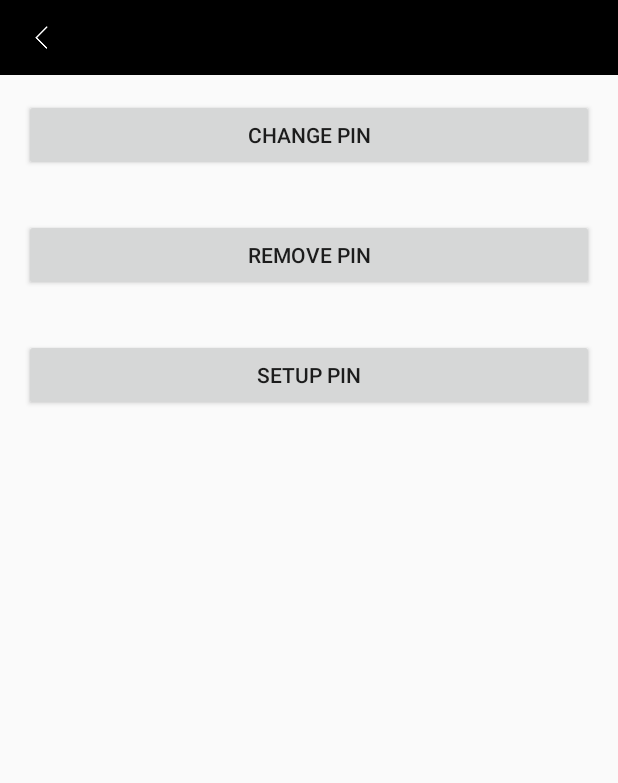
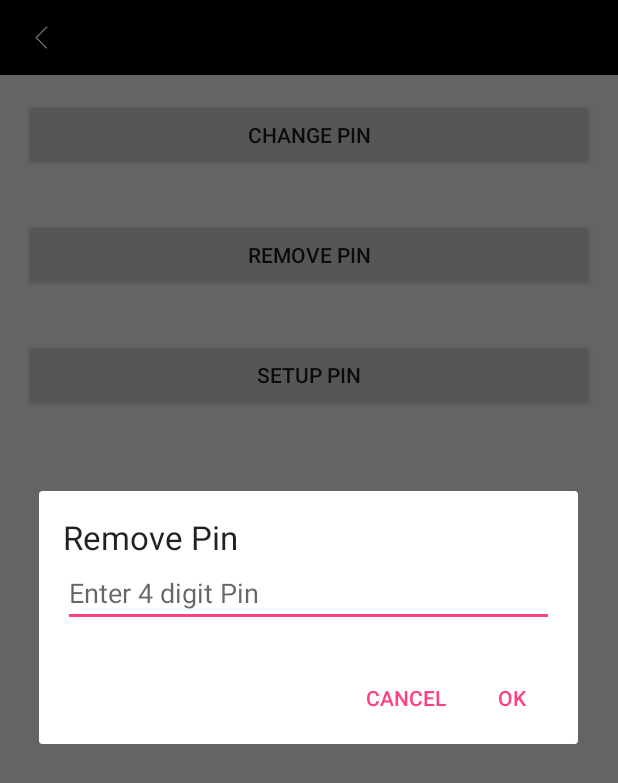
Before and after one commit to sammobi/MeetingTracker, an Android app: the PinSettings screen opened directly, with no data from a screen before it, after a tap on "REMOVE PIN", on a phone screen of 412 x 824 dp. Shown: the top 783 px of the screen. Run offline under Robolectric (Android 15) with nearby library versions, the phone set to English and light mode, and no system bars.

Commit message:
completed linking and account management

```diff
--- a/app/src/main/java/com/simpalm/meetingtracker/PinSettings.java
+++ b/app/src/main/java/com/simpalm/meetingtracker/PinSettings.java
@@ -1,15 +1,26 @@
 package com.simpalm.meetingtracker;
 
+import android.content.DialogInterface;
 import android.content.Intent;
+import android.content.SharedPreferences;
+import android.media.Image;
+import android.preference.PreferenceManager;
+import android.support.v7.app.AlertDialog;
 import android.support.v7.app.AppCompatActivity;
 import android.os.Bundle;
 import android.support.v7.widget.Toolbar;
+import android.view.LayoutInflater;
 import android.view.View;
 import android.widget.Button;
+import android.widget.EditText;
+import android.widget.ImageButton;
+import android.widget.Toast;
 
 public class PinSettings extends AppCompatActivity implements View.OnClickListener {
     private Button mChangePinBtn, mRemovePinBtn, mSetupPinBtn;
     private Toolbar mToolbar;
+    private String removePin;
+    private EditText userInput;
 
     @Override
     protected void onCreate(Bundle savedInstanceState) {
@@ -35,11 +46,78 @@ public class PinSettings extends AppCompatActivity implements View.OnClickListen
             Intent intent = new Intent(PinSettings.this, ChangePin.class);
             startActivity(intent);
         } else if (v.getId() == R.id.button_remove_pin) {
-        } else if (v.getId() == R.id.button_setup_pin) {
+
+            // get prompts.xml view
+            LayoutInflater li = LayoutInflater.from(PinSettings.this);
+            View promptsView = li.inflate(R.layout.remove_pin_dialog, null);
+
+            AlertDialog.Builder alertDialogBuilder = new AlertDialog.Builder(
+                    PinSettings.this);
+
+            // set prompts.xml to alertdialog builder
+            alertDialogBuilder.setView(promptsView);
+
+              userInput = (EditText) promptsView
+                    .findViewById(R.id.editTextRemoveInput);
+
+
+
+            // set dialog message
+            alertDialogBuilder
+                    .setCancelable(false)
+                    .setPositiveButton("OK",
+                            new DialogInterface.OnClickListener() {
+                                public void onClick(DialogInterface dialog, int id) {
+
+                                    if (validateFields() == true) {
+                                        Toast.makeText(PinSettings.this, "Your pin has been removed", Toast.LENGTH_SHORT).show();
+
+                                    }
+
+                                }
+                            })
+                    .setNegativeButton("Cancel",
+                            new DialogInterface.OnClickListener() {
+                                public void onClick(DialogInterface dialog, int id) {
+                                    dialog.cancel();
+                                }
+                            });
+
+            // create alert dialog
+            AlertDialog alertDialog = alertDialogBuilder.create();
+
+            // show it
+            alertDialog.show();
+
+        } else if (v.getId() == R.id.button_setup_pin)
+
+        {
             Intent intent = new Intent(PinSettings.this, SetupPin.class);
             startActivity(intent);
         }
+    }
+
+    public boolean validateFields() {
+        removePin = userInput.getText().toString();
+        SharedPreferences prefs = PreferenceManager.getDefaultSharedPreferences(PinSettings.this);
+        final String pin = prefs.getString("key", "");
+
+        if (pin.equals("")) {
+
+            Toast.makeText(PinSettings.this, "You do not have a pin setup", Toast.LENGTH_SHORT).show();
+            return false;
+        } else if (!removePin.equals(pin)) {
+            Toast.makeText(PinSettings.this, "Your pin is incorrect.", Toast.LENGTH_SHORT).show();
+
+            return false;
+        } else if (removePin.equals(pin)) {
+            SharedPreferences prefs1 = PreferenceManager.getDefaultSharedPreferences(PinSettings.this);
+            prefs.edit().remove("key").commit();
+            return true;
 
 
+        }
+        return true;
     }
+
 }
--- /dev/null
+++ b/app/src/main/res/layout/remove_pin_dialog.xml
@@ -0,0 +1,30 @@
+<?xml version="1.0" encoding="utf-8"?>
+<LinearLayout xmlns:android="http://schemas.android.com/apk/res/android"
+    android:id="@+id/layout_root"
+    android:layout_width="wrap_content"
+    android:layout_height="wrap_content"
+    android:layout_gravity="center"
+    android:orientation="vertical"
+    android:padding="@dimen/activity_vertical_margin">
+
+    <TextView
+        android:id="@+id/removePinTitle"
+        android:layout_width="wrap_content"
+        android:layout_height="wrap_content"
+        android:text="Remove Pin "
+        android:textAppearance="?android:attr/textAppearanceLarge" />
+
+    <EditText
+        android:id="@+id/editTextRemoveInput"
+        android:layout_width="match_parent"
+        android:layout_height="wrap_content"
+        android:hint="@string/enterpin"
+        android:inputType="numberPassword"
+        android:maxLength="4">
+
+        <requestFocus />
+
+    </EditText>
+
+
+</LinearLayout>
```
Also changed, not shown: app/src/main/AndroidManifest.xml (+8 -5 lines), app/src/main/java/com/simpalm/meetingtracker/ChangePin.java (+11 -3 lines), app/src/main/java/com/simpalm/meetingtracker/LoginPin.java (+30 -0 lines), app/src/main/java/com/simpalm/meetingtracker/PinActivity.java (+12 -6 lines), app/src/main/java/com/simpalm/meetingtracker/SetupPin.java (+63 -0 lines), app/src/main/java/com/simpalm/meetingtracker/SplashScreen.java (added, +52 -0 lines), app/src/main/res/layout/activity_setup_pin.xml (+23 -10 lines), app/src/main/res/layout/activity_splash_screen.xml (added, +18 -0 lines), app/src/main/res/drawable-hdpi/splash.png (added), app/src/main/res/drawable-mdpi/splash.png (added), app/src/main/res/drawable-xhdpi/splash.png (added), app/src/main/res/drawable-xxhdpi/splash.png (added).
